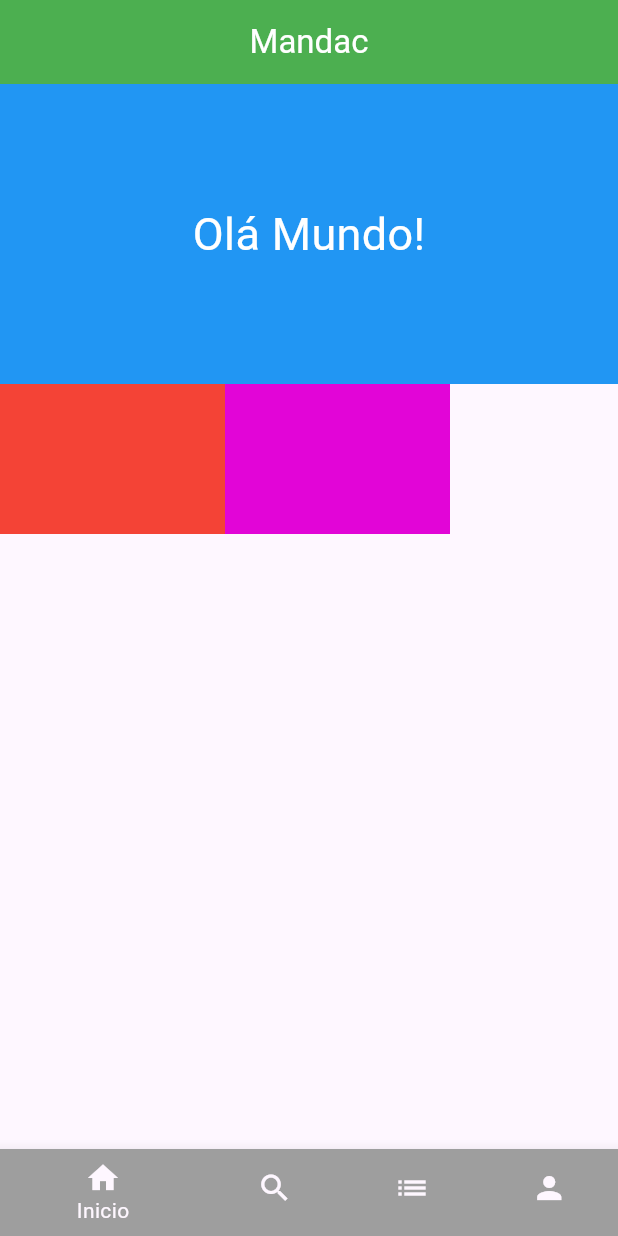
After one commit to venancioalves/estudos-flutter, a Flutter app: the screen it shows after launch, on a phone screen of 412 x 824 dp. The commit adds this screen. Run offline on Flutter 3.47's test engine with Material 3 defaults, Android fonts, the light colour scheme and no system bars.

Commit message:
FLUTTER NV1 - [07] PageView Widget - Parte 2

```diff
--- a/FLUTTER-NV1/aula07/lib/pages/home_page.dart
+++ b/FLUTTER-NV1/aula07/lib/pages/home_page.dart
@@ -1,7 +1,15 @@
 import 'package:flutter/material.dart';
+import 'pageViews/one_page.dart';
 
-class HomePage extends StatelessWidget {
+class HomePage extends StatefulWidget {
+  @override
+  State<HomePage> createState() => _HomePageState();
+}
+
+class _HomePageState extends State<HomePage> {
   PageController _pageController = PageController();
+
+  int indexBottomNavigationBar = 0;
 
   @override
   Widget build(BuildContext context) {
@@ -14,35 +22,7 @@ class HomePage extends StatelessWidget {
       body: PageView(
         controller: _pageController,
         children: [
-          Column(children: [
-            Container(
-              height: 200,
-              width: MediaQuery.of(context).size.width,
-              decoration: BoxDecoration(
-                color: Colors.blue,
-              ),
-              child: Center(
-                child: Text(
-                  'Olá Mundo!',
-                  style: TextStyle(color: Colors.white, fontSize: 30),
-                ),
-              ),
-            ),
-            Row(
-              children: [
-                Container(
-                  color: Colors.red,
-                  height: 100,
-                  width: 150,
-                ),
-                Container(
-                  color: Color.fromARGB(255, 226, 5, 215),
-                  height: 100,
-                  width: 150,
-                ),
-              ],
-            )
-          ]),
+          OnePage(),
           Container(
             color: Colors.red,
           ),
@@ -55,16 +35,24 @@ class HomePage extends StatelessWidget {
         ],
       ),
       bottomNavigationBar: BottomNavigationBar(
-          onTap: (int page) => _pageController.animateToPage(page,
-              duration: Duration(milliseconds: 300), curve: Curves.ease),
+
+          //faz o contador das paginas
+          currentIndex: indexBottomNavigationBar,
+          onTap: (int page) {
+            setState(() {
+              indexBottomNavigationBar = page;
+            });
+            _pageController.animateToPage(page,
+                duration: Duration(milliseconds: 300), curve: Curves.ease);
+          },
           items: [
             BottomNavigationBarItem(
                 icon: Icon(Icons.home),
-                label: 'Home',
+                label: 'Inicio',
                 backgroundColor: Colors.grey),
-            BottomNavigationBarItem(icon: Icon(Icons.search), label: 'search'),
-            BottomNavigationBarItem(icon: Icon(Icons.list), label: 'list'),
-            BottomNavigationBarItem(icon: Icon(Icons.person), label: 'Home')
+            BottomNavigationBarItem(icon: Icon(Icons.search), label: 'Buscar'),
+            BottomNavigationBarItem(icon: Icon(Icons.list), label: 'Serviços'),
+            BottomNavigationBarItem(icon: Icon(Icons.person), label: 'Perfil')
           ]),
     );
   }
--- /dev/null
+++ b/FLUTTER-NV1/aula07/lib/pages/pageViews/one_page.dart
@@ -0,0 +1,38 @@
+import 'package:flutter/material.dart';
+
+class OnePage extends StatelessWidget {
+  const OnePage({super.key});
+
+  @override
+  Widget build(BuildContext context) {
+    return Column(children: [
+      Container(
+        height: 200,
+        width: MediaQuery.of(context).size.width,
+        decoration: BoxDecoration(
+          color: Colors.blue,
+        ),
+        child: Center(
+          child: Text(
+            'Olá Mundo!',
+            style: TextStyle(color: Colors.white, fontSize: 30),
+          ),
+        ),
+      ),
+      Row(
+        children: [
+          Container(
+            color: Colors.red,
+            height: 100,
+            width: 150,
+          ),
+          Container(
+            color: Color.fromARGB(255, 226, 5, 215),
+            height: 100,
+            width: 150,
+          ),
+        ],
+      )
+    ]);
+  }
+}
```
